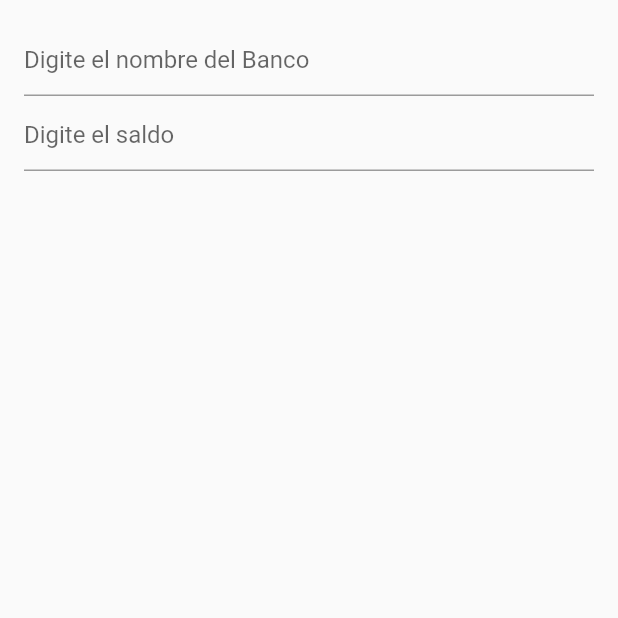
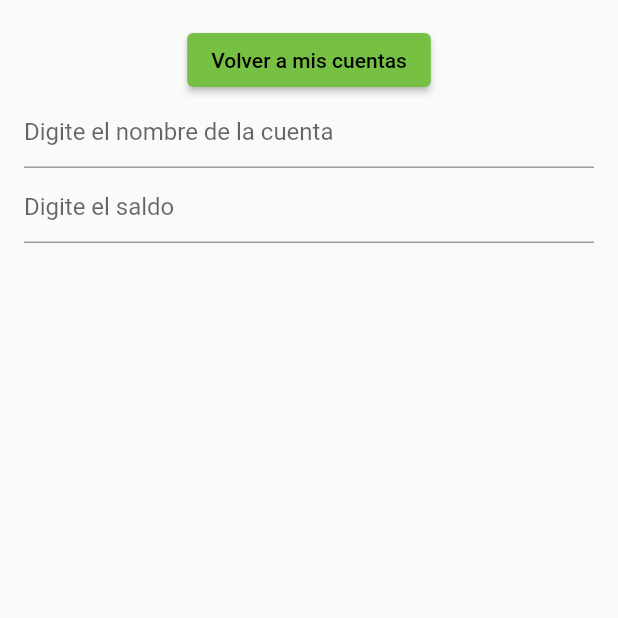
Before and after one commit to jersy96/account-tracker-fire-base, a Flutter app: the screen it shows after launch, after a tap on "Crear cuenta", on a phone screen of 412 x 824 dp, the top half of it. Run offline on Flutter 3.47's test engine with Material 2 defaults, Android fonts, the phone set to English and light mode, and no system bars; our stand-ins replace flutter_bloc.

Commit message:
Add the edit account feature

```diff
--- a/lib/logic/states/accounts.dart
+++ b/lib/logic/states/accounts.dart
@@ -8,12 +8,14 @@ enum AccountsStatus {
 }
 
 class AccountsState {
+  int idCount = 3;
   final AccountsStatus status;
   final List<Account> accounts;
   final String? errorMessage;
   final Account? selectedAccount;
 
   AccountsState({
+    required this.idCount,
     required this.status,
     required this.accounts,
     this.errorMessage,
@@ -25,18 +27,23 @@ class AccountsState {
     List<Account>? accounts,
     String? errorMessage,
     Account? selectedAccount,
+    int? idCount,
   }) {
     return AccountsState(
+      idCount: idCount ?? this.idCount,
       status: status ?? this.status,
       accounts: accounts ?? this.accounts,
-      selectedAccount: selectedAccount ?? this.selectedAccount,
+      selectedAccount: selectedAccount,
       errorMessage: errorMessage ?? this.errorMessage,
     );
   }
 
   AccountsState.initial()
       : status = AccountsStatus.initial,
-        accounts = [],
+        accounts = [
+          Account(id: '1', name: 'bancolombia', balance: 100),
+          Account(id: '2', name: 'davivienda', balance: 200),
+        ],
         errorMessage = null,
         selectedAccount = null;
 }
--- a/lib/models/account.dart
+++ b/lib/models/account.dart
@@ -1,11 +1,13 @@
 class Account {
-  String? balance;
+  String? id;
   String name;
+  double? balance;
 
-  Account({required this.name, required this.balance});
+  Account({this.id, required this.name, required this.balance});
 
   factory Account.fromMap(Map<String, dynamic> map) {
     return Account(
+      id: map['id'],
       name: map['name'],
       balance: map['balance'],
     );
@@ -13,6 +15,7 @@ class Account {
 
   Map<String, dynamic> toMap() {
     Map<String, dynamic> map = {
+      'id': id,
       'name': name,
       'balance': balance,
     };
--- a/lib/presentation/forms/accounts.dart
+++ b/lib/presentation/forms/accounts.dart
@@ -4,6 +4,7 @@ import 'package:flutter_bloc/flutter_bloc.dart';
 import '../../logic/cubits/account.dart';
 import '../../logic/states/accounts.dart';
 import '../../utils/app_router.dart';
+import '../../utils/base_text_form_field.dart';
 
 class AccountsForm extends StatefulWidget {
   const AccountsForm({super.key});
@@ -13,31 +14,24 @@ class AccountsForm extends StatefulWidget {
 }
 
 class _AccountsForm extends State<AccountsForm> {
+  bool isUpdating = false;
+  String? id;
   String? name;
-  String? balance;
+  double? balance;
+
+  @override
+  void initState() {
+    super.initState();
+    AccountsCubit accountsCubit = context.read<AccountsCubit>();
+    isUpdating = accountsCubit.state.selectedAccount != null;
+    id = accountsCubit.state.selectedAccount?.id;
+    name = accountsCubit.state.selectedAccount?.name;
+    balance = accountsCubit.state.selectedAccount?.balance;
+  }
 
   @override
   Widget build(BuildContext context) {
-    return Padding(
-      padding: const EdgeInsets.all(16.0),
-      child: Column(
-        children: [
-          TextFormField(
-            decoration: const InputDecoration(
-              hintText: 'Digite el nombre del Banco',
-            ),
-            onChanged: (String value) => setState(() => name = value),
-          ),
-          const SizedBox(height: 2.0),
-          TextFormField(
-            decoration: const InputDecoration(
-              hintText: 'Digite el saldo',
-            ),
-            onChanged: (String value) => setState(() => balance = value),
-          ),
-          const SizedBox(height: 16.0),
-          if (_canBuildAccount())
-            BlocConsumer<AccountsCubit, AccountsState>(
+    return BlocListener<AccountsCubit, AccountsState>(
       listener: (BuildContext context, AccountsState state) {
         if (state.status == AccountsStatus.indexSuccess) {
           Navigator.pushReplacementNamed(context, Routes.indexAccounts);
@@ -45,20 +39,48 @@ class _AccountsForm extends State<AccountsForm> {
           const SnackBar snackBar = SnackBar(content: Text('Error'));
           ScaffoldMessenger.of(context).showSnackBar(snackBar);
         }
-            }, builder: (BuildContext context, AccountsState state) {
-              if (state.status == AccountsStatus.loading) {
-                return const CircularProgressIndicator();
-              } else {
-                return ElevatedButton(
-                  onPressed: () {
-                    Account account = _buildAccount();
-                    context.read<AccountsCubit>().create(account);
       },
-                  child: const Text('Submit'),
-                );
+      child: Padding(
+        padding: const EdgeInsets.all(16.0),
+        child: Column(
+          children: [
+            ElevatedButton(
+              child: const Text('Volver a mis cuentas'),
+              onPressed: () =>
+                  Navigator.pushReplacementNamed(context, Routes.indexAccounts),
+            ),
+            BaseTextFormField(
+              initialValue: name,
+              decoration: const InputDecoration(
+                hintText: 'Digite el nombre de la cuenta',
+              ),
+              onChanged: (String? value, bool valid) {
+                setState(() => name = valid ? value : null);
+              },
+            ),
+            const SizedBox(height: 2.0),
+            BaseTextFormField(
+              initialValue: balance?.toString(),
+              decoration: const InputDecoration(
+                hintText: 'Digite el saldo',
+              ),
+              validator: (String? value) {
+                if (value == null || value.isEmpty) return 'Digite un saldo';
+                try {
+                  double.parse(value);
+                  return null;
+                } catch (error) {
+                  return "Digite un saldo numerico";
                 }
-            }),
+              },
+              onChanged: (String? value, bool valid) {
+                setState(() => balance = valid ? double.parse(value!) : null);
+              },
+            ),
+            const SizedBox(height: 16.0),
+            if (_canBuildAccount()) _buildSubmitButton(),
           ],
+        ),
       ),
     );
   }
@@ -67,8 +89,28 @@ class _AccountsForm extends State<AccountsForm> {
     return (name != null && balance != null);
   }
 
+  Widget _buildSubmitButton() {
+    AccountsStatus status = context.watch<AccountsCubit>().state.status;
+    if (status == AccountsStatus.loading) {
+      return const CircularProgressIndicator();
+    } else {
+      return ElevatedButton(
+        onPressed: () {
+          Account account = _buildAccount();
+          if (isUpdating) {
+            context.read<AccountsCubit>().update(account);
+          } else {
+            context.read<AccountsCubit>().create(account);
+          }
+        },
+        child: const Text('Submit'),
+      );
+    }
+  }
+
   Account _buildAccount() {
     return Account(
+      id: id,
       name: name!,
       balance: balance!,
     );
--- a/lib/presentation/screens/accounts_index.dart
+++ b/lib/presentation/screens/accounts_index.dart
@@ -18,6 +18,7 @@ class AccountsIndexScreen extends StatelessWidget {
           children: [
             ElevatedButton(
               onPressed: () {
+                context.read<AccountsCubit>().setSelectedAccount(null);
                 Navigator.pushReplacementNamed(context, Routes.createAccount);
               },
               child: const Text('Crear cuenta'),
--- a/lib/utils/account_list.dart
+++ b/lib/utils/account_list.dart
@@ -24,10 +24,12 @@ class AccountList extends StatelessWidget {
                 icon: const Icon(Icons.account_balance),
                 tooltip: 'Ver Detalles de Cuenta ',
                 onPressed: () {
-                  Navigator.pushNamed(
+                  context
+                      .read<AccountsCubit>()
+                      .setSelectedAccount(accounts[index]);
+                  Navigator.pushReplacementNamed(
                     context,
                     Routes.accountDetails,
-                    arguments: accounts[index],
                   );
                 },
               ),
--- a/lib/utils/app_router.dart
+++ b/lib/utils/app_router.dart
@@ -1,8 +1,6 @@
 import 'package:flutter/material.dart';
 import 'package:flutter_application_3/logic/cubits/account.dart';
 import 'package:flutter_bloc/flutter_bloc.dart';
-import '../models/account.dart';
-import '../presentation/forms/accounts_detail.dart';
 import '../presentation/screens/accounts_form.dart';
 import '../presentation/screens/accounts_index.dart';
 
@@ -10,6 +8,7 @@ class Routes {
   static const String indexAccounts = 'indexAccounts';
   static const String createAccount = 'createAccounts';
   static const String accountDetails = 'accountDetails';
+  static const String indexTransactions = 'indexTransactions';
 }
 
 class AppRouter {
@@ -32,10 +31,19 @@ class AppRouter {
           ),
         );
       case Routes.accountDetails:
-        final Account account = routeSettings.arguments as Account;
         return MaterialPageRoute(
-          builder: (_) => AccountDetailsPage(account: account),
+          builder: (_) => BlocProvider<AccountsCubit>.value(
+            value: _accountsCubit,
+            child: const AccountsFormScreen(),
+          ),
         );
+      // case Routes.indexTransactions:
+      //   return MaterialPageRoute(
+      //     builder: (_) => BlocProvider<AccountsCubit>.value(
+      //       value: _accountsCubit,
+      //       child: const AccountDetailsScreen(),
+      //     ),
+      //   );
       default:
         return MaterialPageRoute(
           builder: (_) => BlocProvider<AccountsCubit>.value(
--- /dev/null
+++ b/lib/utils/base_text_form_field.dart
@@ -0,0 +1,100 @@
+import 'package:flutter/material.dart';
+import 'package:flutter/services.dart';
+
+class BaseTextFormField extends StatefulWidget {
+  final void Function(String?, bool)? onChanged;
+  final String? Function(String?)? validator;
+  final List<TextInputFormatter>? inputFormatters;
+  final TextInputType? keyboardType;
+  final InputDecoration? decoration;
+  final int maxLines;
+  final int? minLines;
+  final String? initialValue;
+  final bool obscureText;
+  final void Function(String)? onFieldSubmitted;
+  final bool enabled;
+  final TextEditingController? controller;
+  final int? maxLength;
+  final Widget? widget;
+
+  const BaseTextFormField({
+    super.key,
+    this.onChanged,
+    this.validator,
+    this.inputFormatters,
+    this.keyboardType,
+    this.decoration,
+    this.maxLines = 1,
+    this.minLines,
+    this.initialValue,
+    this.obscureText = false,
+    this.onFieldSubmitted,
+    this.enabled = true,
+    this.controller,
+    this.widget,
+    this.maxLength,
+  });
+
+  @override
+  State<BaseTextFormField> createState() => _BaseTextFormField();
+}
+
+class _BaseTextFormField extends State<BaseTextFormField> {
+  late final TextEditingController _controller;
+  bool _touched = false;
+
+  @override
+  void initState() {
+    super.initState();
+    _controller = widget.controller ?? TextEditingController();
+    _controller.text = widget.initialValue ?? '';
+    _controller.addListener(_onChanged);
+  }
+
+  @override
+  void dispose() {
+    _controller.removeListener(_onChanged);
+    _controller.dispose();
+    super.dispose();
+  }
+
+  @override
+  Widget build(BuildContext context) {
+    return TextFormField(
+      maxLength: widget.maxLength,
+      enabled: widget.enabled,
+      maxLines: widget.maxLines,
+      minLines: widget.minLines,
+      controller: _controller,
+      keyboardType: widget.keyboardType,
+      obscureText: widget.obscureText,
+      decoration: widget.decoration == null
+          ? InputDecoration(errorText: _validator(_controller.text))
+          : widget.decoration!.copyWith(
+              errorText: _validator(_controller.text),
+            ),
+      validator: _validator,
+      inputFormatters: widget.inputFormatters,
+      onFieldSubmitted: widget.onFieldSubmitted,
+    );
+  }
+
+  void _onChanged() {
+    setState(() {
+      _touched = true;
+      String value = _controller.text;
+      if (widget.onChanged != null) widget.onChanged!(value, _isValid());
+    });
+  }
+
+  bool _isValid() => null == _validator(_controller.text);
+
+  String? _validator(String? value) {
+    if (!_touched) return null;
+    if (widget.validator == null) {
+      return null;
+    } else {
+      return widget.validator!(value);
+    }
+  }
+}
```
Also changed, not shown: lib/logic/cubits/account.dart (+29 -5 lines), lib/presentation/forms/accounts_detail.dart (deleted, +0 -27 lines), lib/presentation/screens/accounts_detail.dart (added, +37 -0 lines). Lines whose indentation alone changed are shown as unchanged.
